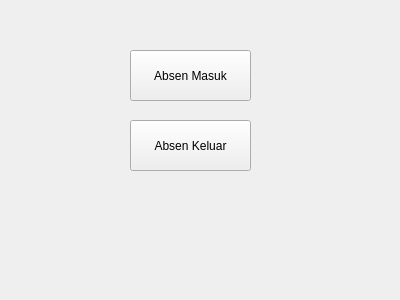
Before: the Qt Designer form assets/pilihan.ui in christianbyu/Python-simple-absent-apps-with-pyqt5, drawn with Qt 5.
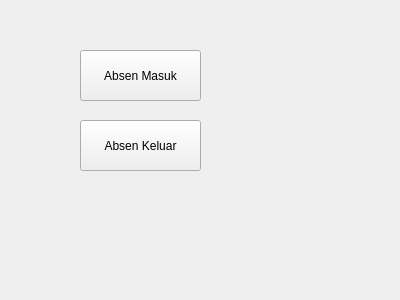
After: the same form once the commit is applied.

What changed in the file:
```diff
--- a/assets/pilihan.ui
+++ b/assets/pilihan.ui
@@ -19,7 +19,7 @@
   <widget class="QPushButton" name="AbsenMasuk">
    <property name="geometry">
     <rect>
-     <x>130</x>
+     <x>80</x>
      <y>50</y>
      <width>121</width>
      <height>51</height>
@@ -32,7 +32,7 @@
   <widget class="QPushButton" name="AbsenKeluar">
    <property name="geometry">
     <rect>
-     <x>130</x>
+     <x>80</x>
      <y>120</y>
      <width>121</width>
      <height>51</height>
```
